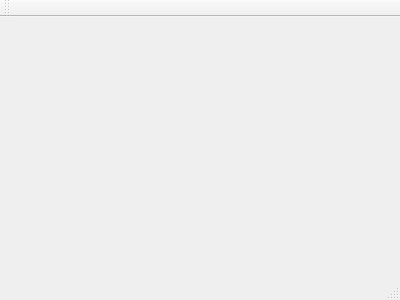
This is Projects/client/client_app/mainwindow.ui in Elektronika2015/Tanks as Qt 5 draws it before an edit. The edited form follows.
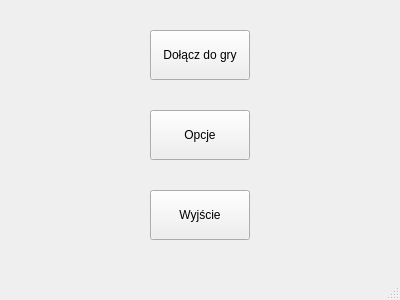
This is the edited form.

The edit to the form file:
```diff
--- a/Projects/client/client_app/mainwindow.ui
+++ b/Projects/client/client_app/mainwindow.ui
@@ -12,13 +12,56 @@
   <property name="windowTitle" >
    <string>MainWindow</string>
   </property>
-  <widget class="QMenuBar" name="menuBar" />
-  <widget class="QToolBar" name="mainToolBar" />
-  <widget class="QWidget" name="centralWidget" />
-  <widget class="QStatusBar" name="statusBar" />
+  <widget class="QWidget" name="centralWidget">
+   <widget class="QPushButton" name="joinToGameButton">
+    <property name="geometry">
+     <rect>
+      <x>150</x>
+      <y>30</y>
+      <width>100</width>
+      <height>50</height>
+     </rect>
+    </property>
+    <property name="minimumSize">
+     <size>
+      <width>91</width>
+      <height>0</height>
+     </size>
+    </property>
+    <property name="text">
+     <string>Dołącz do gry</string>
+    </property>
+   </widget>
+   <widget class="QPushButton" name="pushButton_2">
+    <property name="geometry">
+     <rect>
+      <x>150</x>
+      <y>110</y>
+      <width>100</width>
+      <height>50</height>
+     </rect>
+    </property>
+    <property name="text">
+     <string>Opcje</string>
+    </property>
+   </widget>
+   <widget class="QPushButton" name="exitButton">
+    <property name="geometry">
+     <rect>
+      <x>150</x>
+      <y>190</y>
+      <width>100</width>
+      <height>50</height>
+     </rect>
+    </property>
+    <property name="text">
+     <string>Wyjście</string>
+    </property>
+   </widget>
+  </widget>
+  <widget class="QStatusBar" name="statusBar"/>
  </widget>
- <layoutDefault spacing="6" margin="11" />
- <pixmapfunction></pixmapfunction>
+ <layoutdefault spacing="6" margin="11"/>
  <resources/>
  <connections/>
 </ui>
```
Left out of the diff: 7 changed lines with no effect on the pictures.
